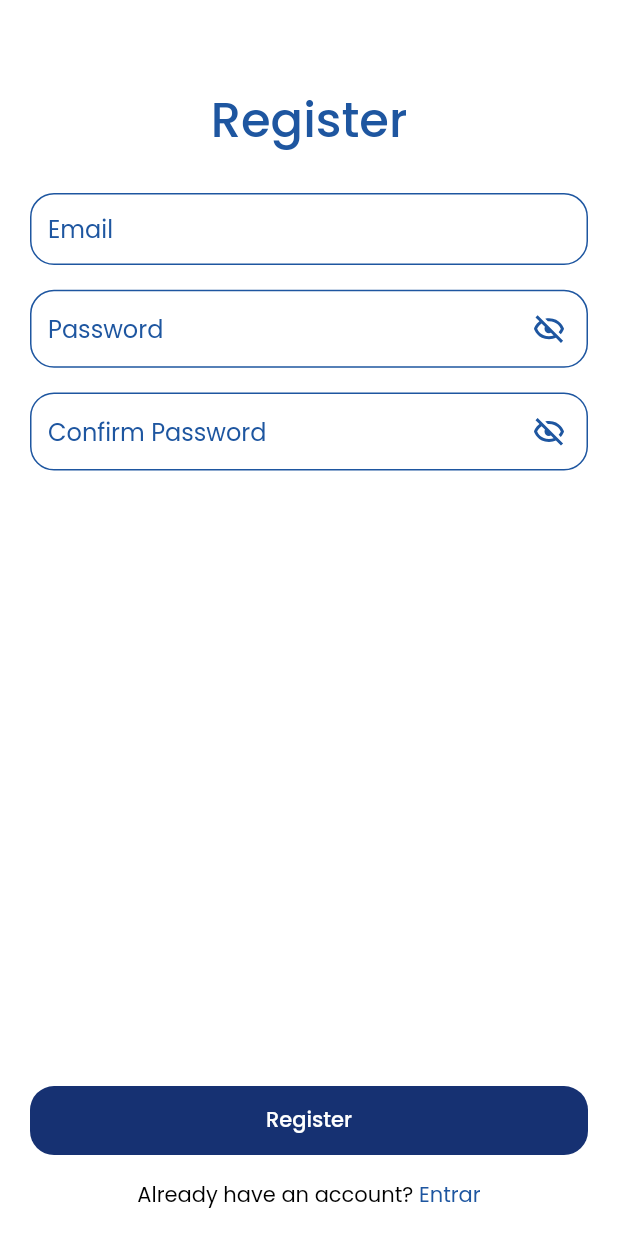
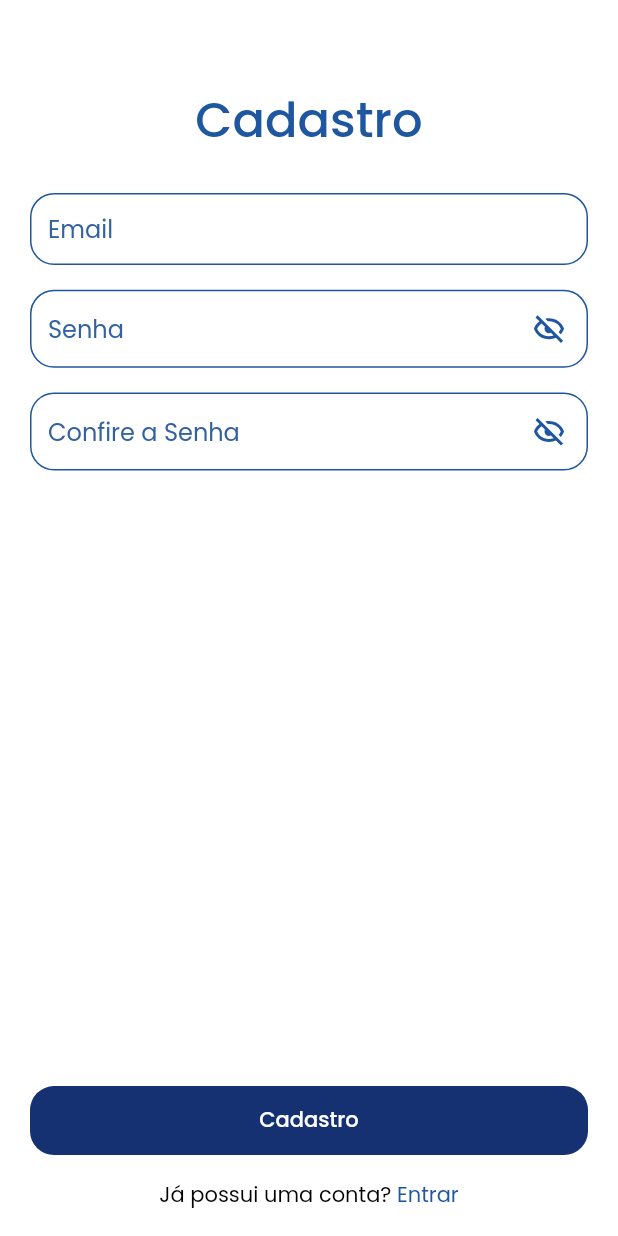
Before and after one commit to renankanu/app_todo, a Flutter app: the Body screen opened directly with empty values, on a phone screen of 412 x 824 dp. Run offline on Flutter 3.47's test engine with Material 2 defaults, Android fonts, the phone set to English and light mode, and no system bars; our stand-ins replace cloud_firestore, firebase_auth, firebase_core, flutter_svg, google_sign_in; accounts and stored records are empty; network calls fail.

Commit message:
translate app pt-br

```diff
--- a/lib/app/screens/core/core_screen.dart
+++ b/lib/app/screens/core/core_screen.dart
@@ -49,9 +49,9 @@ class _CoreScreenState extends State<CoreScreen> {
                     key: const ValueKey("addField"),
                     controller: _todoController,
                     decoration: InputDecoration(
-                      hintText: "Your task...",
+                      hintText: "Ex: fazer café...",
                       suffixIcon: GestureDetector(
-                          onTap: (){
+                        onTap: () {
                           if (_todoController.text != "") {
                             setState(() {
                               Database(firestore: widget.firestore).addTodo(
@@ -61,8 +61,11 @@ class _CoreScreenState extends State<CoreScreen> {
                             });
                           }
                         },
-                          child: const Icon(Icons.add, color: kLuckyPoint,),
-                        )
+                        child: const Icon(
+                          Icons.add,
+                          color: kLuckyPoint,
+                        ),
+                      ),
                     ),
                   ),
                 ),
@@ -80,7 +83,7 @@ class _CoreScreenState extends State<CoreScreen> {
                   AsyncSnapshot<List<TodoModel>> snapshot) {
                 if (snapshot.connectionState == ConnectionState.active) {
                   if (snapshot.data.isEmpty) {
-                    return const Text("You don't have any unfinished Todos 😁");
+                    return const Text("Nenhum TODO para fazer 😁");
                   }
                   return ListView.builder(
                     itemCount: snapshot.data.length,
--- a/lib/app/screens/login/login_screen.dart
+++ b/lib/app/screens/login/login_screen.dart
@@ -68,7 +68,7 @@ class _LoginScreenState extends State<LoginScreen> {
                   SizedBox(height: SizeConfig.screenHeight * 0.02),
                   RoundedPasswordField(
                     key: const ValueKey("password"),
-                    hintText: "Password",
+                    hintText: "Senha",
                     controller: _passwordController,
                   ),
                   SizedBox(height: SizeConfig.screenHeight * 0.02),
--- a/lib/app/screens/register/widget/body.dart
+++ b/lib/app/screens/register/widget/body.dart
@@ -64,7 +64,7 @@ class Body extends StatelessWidget {
               return Column(
                 children: [
                   const Text(
-                    'Register',
+                    'Cadastro',
                     style: TextStyle(
                       fontSize: 32,
                       fontWeight: FontWeight.w500,
@@ -79,17 +79,17 @@ class Body extends StatelessWidget {
                   ),
                   SizedBox(height: SizeConfig.screenHeight * 0.02),
                   RoundedPasswordField(
-                    hintText: "Password",
+                    hintText: "Senha",
                     controller: _passwordController,
                   ),
                   SizedBox(height: SizeConfig.screenHeight * 0.02),
                   RoundedPasswordField(
-                    hintText: "Confirm Password",
+                    hintText: "Confire a Senha",
                     controller: _confirmPasswordController,
                   ),
                   Expanded(child: Container()),
                   RoundedButton(
-                    text: "Register",
+                    text: "Cadastro",
                     press: () async {
                       await validPassword(context);
                     },
@@ -99,7 +99,7 @@ class Body extends StatelessWidget {
                     mainAxisAlignment: MainAxisAlignment.center,
                     children: [
                       const Text(
-                        "Already have an account? ",
+                        "Já possui uma conta? ",
                         style: TextStyle(fontSize: 14),
                       ),
                       GestureDetector(
--- a/lib/app/utils/theme.dart
+++ b/lib/app/utils/theme.dart
@@ -28,7 +28,7 @@ InputDecorationTheme inputDecorationTheme() {
     enabledBorder: outlineInputBorder,
     focusedBorder: outlineInputBorder,
     border: outlineInputBorder,
-    hintStyle: const TextStyle(color: kMatisse),
+    hintStyle: const TextStyle(color: kAzure),
   );
 }
 
--- a/lib/constants.dart
+++ b/lib/constants.dart
@@ -1,4 +1,3 @@
-import 'package:app_todo/app/utils/size_config.dart';
 import 'package:flutter/material.dart';
 
 const kLuckyPoint = Color(0xFF163172);
@@ -6,6 +5,7 @@ const kMatisse = Color(0xFF1E56A0);
 const kLinkWater = Color(0xFFD6E4F0);
 const kWildSand = Color(0xFFF6F6F6);
 const kWhite = Color(0xFFFFFFFF);
+const kAzure = Color(0xFF3262a1);
 
 OutlineInputBorder outlineInputBorder() {
   return OutlineInputBorder(
```
Lines whose indentation alone changed are shown as unchanged.
